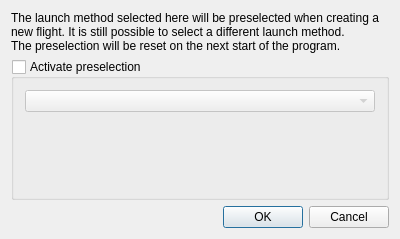
startkladde/startkladde, file src/gui/windows/LaunchMethodSelectionWindow.ui: the form before one commit.
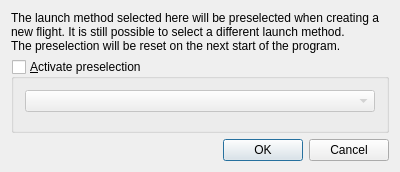
The form after the commit. Custom widgets are drawn as their Qt base class.

What changed in the file:
```diff
--- a/src/gui/windows/LaunchMethodSelectionWindow.ui
+++ b/src/gui/windows/LaunchMethodSelectionWindow.ui
@@ -7,7 +7,7 @@
     <x>0</x>
     <y>0</y>
     <width>400</width>
-    <height>239</height>
+    <height>172</height>
    </rect>
   </property>
   <property name="windowTitle">
@@ -28,7 +28,7 @@
    <item>
     <widget class="QGroupBox" name="preselectionCheckbox">
      <property name="title">
-      <string>Activate preselection</string>
+      <string>&amp;Activate preselection</string>
      </property>
      <property name="checkable">
       <bool>true</bool>
```
